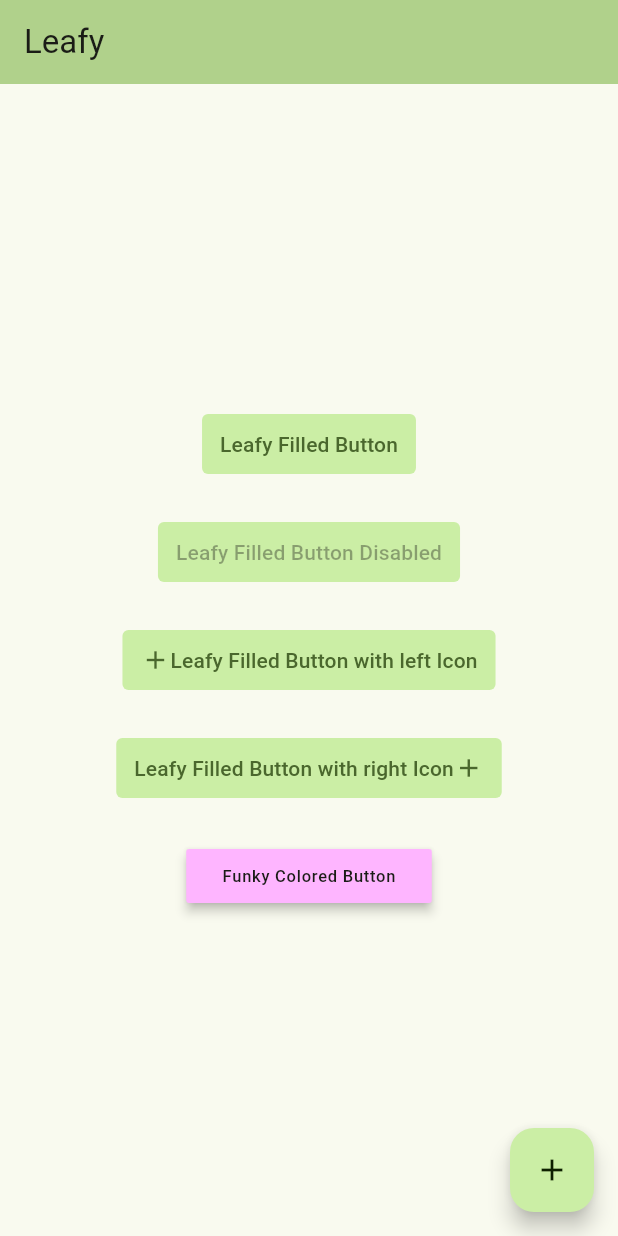
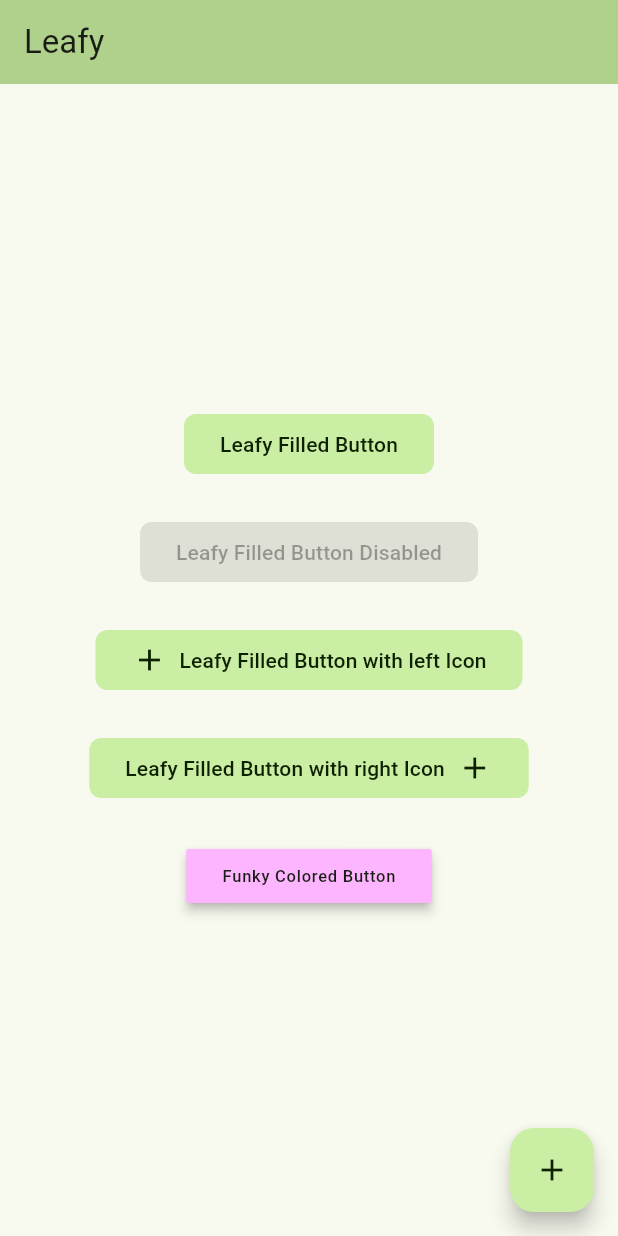
Before and after one commit to AliAkberAakash/leafy, a Flutter app: the screen it shows after launch, on a phone screen of 412 x 824 dp. Run offline on Flutter 3.47's test engine with Material 3 defaults, Android fonts, the phone set to English and light mode, and no system bars.

Commit message:
add: icons sizes

```diff
--- a/lib/components/buttons/filled_button/lf_filled_button.dart
+++ b/lib/components/buttons/filled_button/lf_filled_button.dart
@@ -22,40 +22,43 @@ class LfFilledButton extends StatelessWidget {
   Widget build(BuildContext context) {
     final theme = context.theme;
 
-    return TextButton(
-      style: ButtonStyle(
-        shape: WidgetStatePropertyAll(
-          RoundedRectangleBorder(
-            borderRadius: BorderRadius.circular(
-              theme.borderRadiusTokens.lfBorderRadiusSmall,
+    return FilledButton(
+      style: FilledButton.styleFrom(
+        backgroundColor: theme.colorScheme.primaryContainer,
+        foregroundColor: theme.colorScheme.onPrimaryContainer,
+        shape: RoundedRectangleBorder(
+          borderRadius: BorderRadius.all(
+            Radius.circular(
+              theme.borderRadiusTokens.lfBorderRadiusMedium,
             ),
           ),
-        ),
-        elevation:
-            WidgetStatePropertyAll(theme.elevationTokens.lfSysElevationLvl0),
-        backgroundColor:
-            WidgetStatePropertyAll(theme.colorScheme.primaryContainer),
-        textStyle: WidgetStatePropertyAll(
-          theme.textTheme.labelSmall,
         ),
       ),
       onPressed: onPressed,
       child: Row(
         mainAxisSize: MainAxisSize.min,
         children: [
-          if (leftIcon != null)
+          if (leftIcon != null) ...[
             Icon(
               leftIcon,
-              size: theme.spacingTokens.lfSpacing20,
+              size: theme.iconSizeTokens.small,
             ),
+            SizedBox(
+              width: theme.spacingTokens.lfSpacing8,
+            ),
+          ],
           Text(
             buttonText,
           ),
-          if (rightIcon != null)
+          if (rightIcon != null) ...[
+            SizedBox(
+              width: theme.spacingTokens.lfSpacing8,
+            ),
             Icon(
               rightIcon,
-              size: theme.spacingTokens.lfSpacing20,
+              size: theme.iconSizeTokens.small,
             ),
+          ],
         ],
       ),
     );
--- a/lib/styles/leafy_extension.dart
+++ b/lib/styles/leafy_extension.dart
@@ -3,6 +3,7 @@ import "package:leafy/styles/theme/theme.dart";
 import "package:leafy/tokens/border_radius/border_radius_tokens.dart";
 import "package:leafy/tokens/border_width/border_width_tokens.dart";
 import "package:leafy/tokens/elevation/elevation_tokens.dart";
+import "package:leafy/tokens/icon_size/icon_size_tokens.dart";
 import "package:leafy/tokens/opacity/opacity_tokens.dart";
 import "package:leafy/tokens/spacing/spacing_tokens.dart";
 
@@ -14,6 +15,7 @@ class LeafyExtension extends ThemeExtension<LeafyExtension> {
   late final BorderWidthTokens borderWidthTokens;
   late final OpacityTokens opacityTokens;
   late final SpacingTokens spacingTokens;
+  late final IconSizeTokens iconSizeTokens;
 
   LeafyExtension({
     required this.colorScheme,
@@ -24,6 +26,7 @@ class LeafyExtension extends ThemeExtension<LeafyExtension> {
     borderWidthTokens = BorderWidthTokens();
     opacityTokens = OpacityTokens();
     spacingTokens = SpacingTokens();
+    iconSizeTokens = IconSizeTokens();
   }
 
   @override
--- /dev/null
+++ b/lib/tokens/icon_size/icon_size_tokens.dart
@@ -0,0 +1,6 @@
+class IconSizeTokens {
+  final double xSmall = 20.00;
+  final double small = 24.00;
+  final double medium = 40.00;
+  final double large = 48.00;
+}
```
